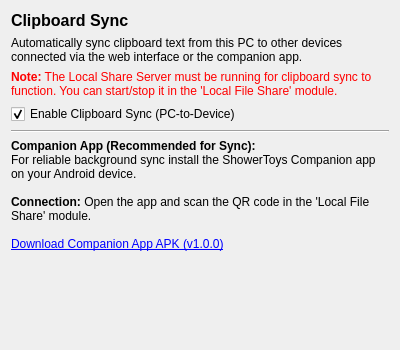
This is src/modules/ClipboardSync/clipboardsyncwidget.ui in DoonMad/TowerToys as Qt 5 draws it before an edit. The edited form follows.
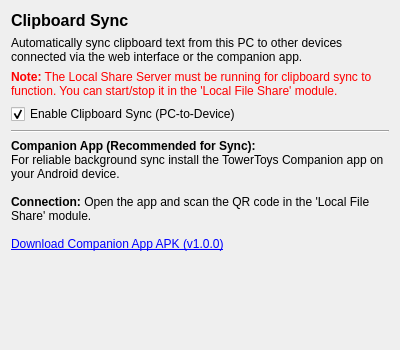
This is the edited form.

Commit message: fix: updated some remaining files to TowerToys

What changed in the file:
```diff
--- a/src/modules/ClipboardSync/clipboardsyncwidget.ui
+++ b/src/modules/ClipboardSync/clipboardsyncwidget.ui
@@ -73,7 +73,7 @@
    <item>
     <widget class="QLabel" name="appInfoLabel">
      <property name="text">
-      <string>&lt;b&gt;Companion App (Recommended for Sync):&lt;/b&gt;&lt;br&gt;For reliable background sync install the ShowerToys Companion app on your Android device.&lt;br&gt;&lt;br&gt;&lt;b&gt;Connection:&lt;/b&gt; Open the app and scan the QR code in the 'Local File Share' module.&lt;br&gt;&lt;br&gt;&lt;a href=&quot;https://github.com/DoonMad/ShowerToys-Companion/releases/download/v1.0.0/app-debug.apk&quot;&gt;Download Companion App APK (v1.0.0)&lt;/a&gt;</string>
+      <string>&lt;b&gt;Companion App (Recommended for Sync):&lt;/b&gt;&lt;br&gt;For reliable background sync install the TowerToys Companion app on your Android device.&lt;br&gt;&lt;br&gt;&lt;b&gt;Connection:&lt;/b&gt; Open the app and scan the QR code in the 'Local File Share' module.&lt;br&gt;&lt;br&gt;&lt;a href=&quot;https://github.com/DoonMad/TowerToys-Companion/releases/download/v1.0.0/app-debug.apk&quot;&gt;Download Companion App APK (v1.0.0)&lt;/a&gt;</string>
      </property>
      <property name="wordWrap">
       <bool>true</bool>
```
The commit also changes 3 other files.
